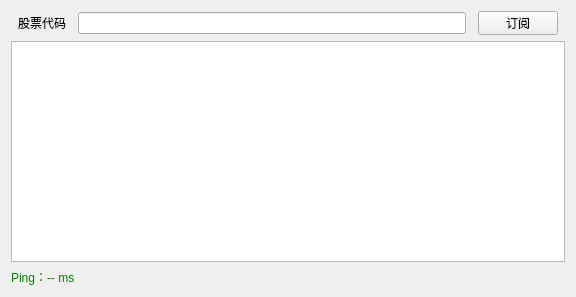
Old version of the form demo_GUI/mdisubview.ui in the repository wuxinbklove/QDS_GUI.
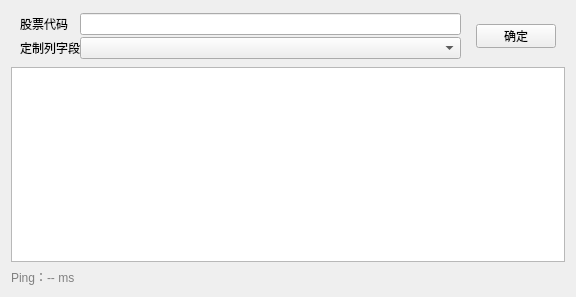
New version of the form. Custom widgets are drawn as their Qt base class.

What changed in the file:
```diff
--- a/demo_GUI/mdisubview.ui
+++ b/demo_GUI/mdisubview.ui
@@ -16,31 +16,121 @@
   <layout class="QGridLayout" name="gridLayout">
    <item row="0" column="0">
     <widget class="QWidget" name="widget_symbol" native="true">
-     <layout class="QHBoxLayout" name="horizontalLayout">
+     <property name="minimumSize">
+      <size>
+       <width>0</width>
+       <height>50</height>
+      </size>
+     </property>
+     <layout class="QHBoxLayout" name="horizontalLayout_3">
       <property name="spacing">
-       <number>12</number>
-      </property>
-      <property name="leftMargin">
-       <number>7</number>
+       <number>15</number>
       </property>
       <property name="topMargin">
        <number>0</number>
       </property>
-      <property name="rightMargin">
-       <number>7</number>
-      </property>
       <property name="bottomMargin">
        <number>0</number>
       </property>
       <item>
-       <widget class="QLabel" name="label_symbol">
-        <property name="text">
-         <string>股票代码</string>
+       <layout class="QVBoxLayout" name="verticalLayout">
+        <property name="spacing">
+         <number>0</number>
         </property>
-       </widget>
-      </item>
-      <item>
-       <widget class="QLineEdit" name="lineEdit_symbol"/>
+        <item>
+         <layout class="QHBoxLayout" name="horizontalLayout">
+          <item>
+           <widget class="QLabel" name="label_symbol">
+            <property name="minimumSize">
+             <size>
+              <width>60</width>
+              <height>0</height>
+             </size>
+            </property>
+            <property name="maximumSize">
+             <size>
+              <width>60</width>
+              <height>16777215</height>
+             </size>
+            </property>
+            <property name="text">
+             <string>股票代码</string>
+            </property>
+           </widget>
+          </item>
+          <item>
+           <widget class="QLineEdit" name="lineEdit_symbol">
+            <property name="inputMethodHints">
+             <set>Qt::ImhNone</set>
+            </property>
+            <property name="echoMode">
+             <enum>QLineEdit::Normal</enum>
+            </property>
+           </widget>
+          </item>
+         </layout>
+        </item>
+        <item>
+         <layout class="QHBoxLayout" name="horizontalLayout_2">
+          <item>
+           <widget class="QLabel" name="label_selectColumn">
+            <property name="minimumSize">
+             <size>
+              <width>60</width>
+              <height>0</height>
+             </size>
+            </property>
+            <property name="maximumSize">
+             <size>
+              <width>60</width>
+              <height>16777215</height>
+             </size>
+            </property>
+            <property name="text">
+             <string>定制列字段</string>
+            </property>
+           </widget>
+          </item>
+          <item>
+           <widget class="QSelectCombo" name="combo_selectColumn">
+            <property name="enabled">
+             <bool>true</bool>
+            </property>
+            <property name="sizePolicy">
+             <sizepolicy hsizetype="Expanding" vsizetype="Fixed">
+              <horstretch>0</horstretch>
+              <verstretch>0</verstretch>
+             </sizepolicy>
+            </property>
+            <property name="editable">
+             <bool>false</bool>
+            </property>
+            <property name="currentText">
+             <string/>
+            </property>
+            <property name="maxVisibleItems">
+             <number>100</number>
+            </property>
+            <property name="sizeAdjustPolicy">
+             <enum>QComboBox::AdjustToContents</enum>
+            </property>
+            <property name="minimumContentsLength">
+             <number>20</number>
+            </property>
+            <property name="duplicatesEnabled">
+             <bool>false</bool>
+            </property>
+            <property name="frame">
+             <bool>true</bool>
+            </property>
+            <property name="modelColumn">
+             <number>0</number>
+            </property>
+           </widget>
+          </item>
+         </layout>
+        </item>
+       </layout>
       </item>
       <item>
        <widget class="QPushButton" name="button_symbol">
@@ -57,7 +147,7 @@
          </size>
         </property>
         <property name="text">
-         <string>订阅</string>
+         <string>确定</string>
         </property>
        </widget>
       </item>
@@ -83,7 +173,7 @@
    <item row="2" column="0">
     <widget class="QLabel" name="label">
      <property name="styleSheet">
-      <string notr="true">color:green;</string>
+      <string notr="true">color:grey;</string>
      </property>
      <property name="text">
       <string>Ping：-- ms</string>
@@ -92,6 +182,13 @@
    </item>
   </layout>
  </widget>
+ <customwidgets>
+  <customwidget>
+   <class>QSelectCombo</class>
+   <extends>QComboBox</extends>
+   <header location="global">qselectcombo.h</header>
+  </customwidget>
+ </customwidgets>
  <resources/>
  <connections/>
 </ui>
```
Left out of the diff: 2 changed lines with no effect on the pictures.
